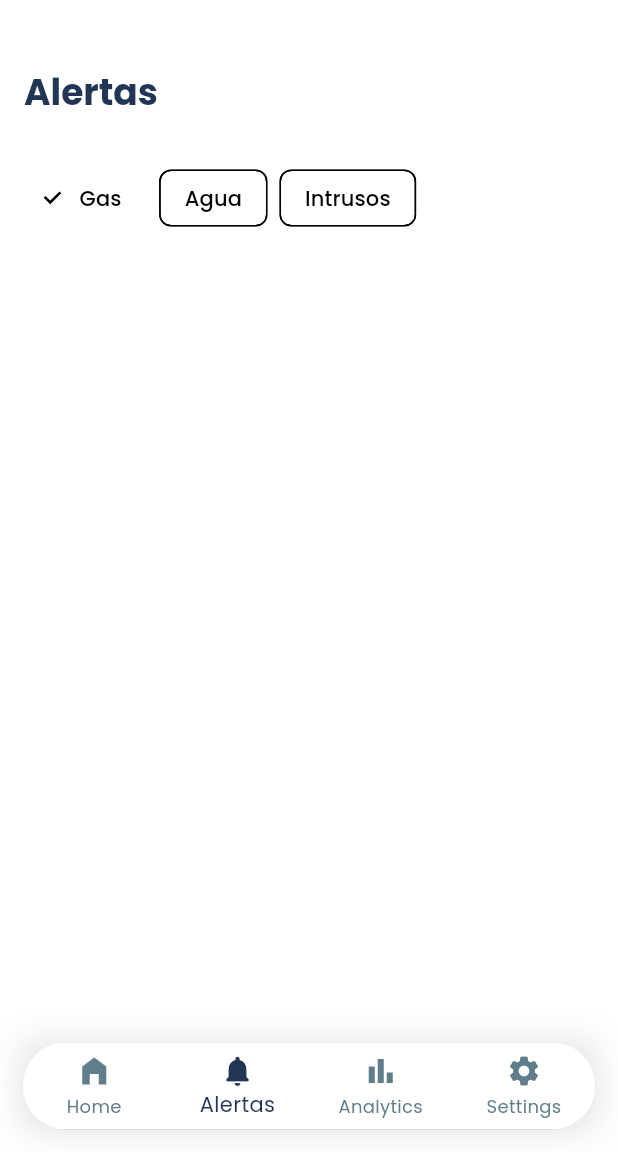
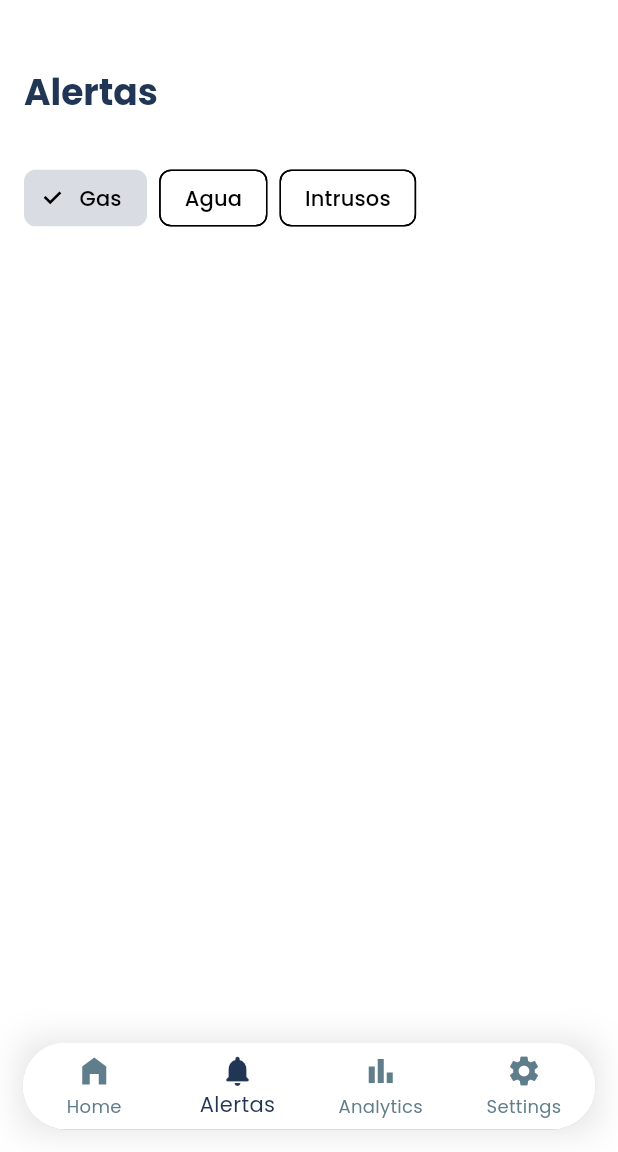
Before and after one commit to DiegoAragon13/awasApp, a Flutter app: the screen it shows after launch, item 2 of the bottom bar chosen, after a tap on "Gas", on a phone screen of 412 x 824 dp, the part 84-1236 px from its top. Run offline on Flutter 3.47's test engine with Material 3 defaults, Android fonts, the phone set to English and light mode, and no system bars; our stand-ins replace google_fonts.

Commit message:
Se agrego un provider

```diff
--- a/lib/Pages/Navigation/navigationForPages.dart
+++ b/lib/Pages/Navigation/navigationForPages.dart
@@ -21,7 +21,6 @@ class navigationForPages extends StatefulWidget {
 class _navigationForPagesState extends State<navigationForPages> {
   int _currentIndex = 0;
 
-  // Lista de páginas
   final List<Widget> _pages = [
     const HomePage(),
     const Alerts(),
@@ -39,7 +38,13 @@ class _navigationForPagesState extends State<navigationForPages> {
   Widget build(BuildContext context) {
     return Scaffold(
       appBar: const CustomAppBar(notificationCount: 3),
-      body: _pages[_currentIndex],
+
+      // 👇 Aquí cambias body por IndexedStack
+      body: IndexedStack(
+        index: _currentIndex,
+        children: _pages,
+      ),
+
       bottomNavigationBar: BottomBarWidget(
         currentIndex: _currentIndex,
         onTap: _onItemTapped,
--- a/lib/Pages/alerts.dart
+++ b/lib/Pages/alerts.dart
@@ -1,6 +1,8 @@
 // lib/screens/home_screen.dart
+import 'package:awas_app/providers/segmented_control_provider.dart';
 import 'package:awas_app/widgets/segmented_control_widget.dart';
 import 'package:flutter/material.dart';
+import 'package:provider/provider.dart';
 
 class Alerts extends StatelessWidget {
   const Alerts({super.key});
@@ -13,10 +15,7 @@ class Alerts extends StatelessWidget {
         padding: const EdgeInsets.all(16.0),
         child: Column(
           crossAxisAlignment: CrossAxisAlignment.start,
-          children: [
-            ScreenTitle(theme: theme),
-            SegmentedControlWidget(),
-          ],
+          children: [ScreenTitle(theme: theme), SegmentedControlWidget()],
         ),
       ),
     );
@@ -24,10 +23,7 @@ class Alerts extends StatelessWidget {
 }
 
 class ScreenTitle extends StatelessWidget {
-  const ScreenTitle({
-    super.key,
-    required this.theme,
-  });
+  const ScreenTitle({super.key, required this.theme});
 
   final ThemeData theme;
 
@@ -38,6 +34,14 @@ class ScreenTitle extends StatelessWidget {
         const SizedBox(height: 30),
         Text('Alertas', style: theme.textTheme.headlineSmall),
         const SizedBox(height: 30),
+        // Consumer<SegmentedControlProvider>(
+        //   builder: (context, provider, _) {
+        //     return Text(
+        //       'Filtro actual: ${provider.selectedFilters.toString()}',
+        //       style: TextStyle(fontSize: 24),
+        //     );
+        //   },
+        // ),
       ],
     );
   }
--- a/lib/main.dart
+++ b/lib/main.dart
@@ -1,3 +1,4 @@
+import 'package:awas_app/providers/segmented_control_provider.dart';
 import 'package:awas_app/utils/themes/theme.dart';
 import 'package:flutter/material.dart';
 import 'package:provider/provider.dart';
@@ -6,10 +7,12 @@ import 'providers/theme_provider.dart';
 
 void main() {
   runApp(
-    ChangeNotifierProvider(
-      create: (context) => ThemeProvider(),
-      child: const MyApp(),
-    ),
+    MultiProvider(
+      providers: [
+        ChangeNotifierProvider(create: (_) => ThemeProvider()),
+        ChangeNotifierProvider(create: (_) => SegmentedControlProvider()),
+      ],
+      child: const MyApp()),
   );
 }
 
--- /dev/null
+++ b/lib/providers/segmented_control_provider.dart
@@ -0,0 +1,18 @@
+import 'package:flutter/material.dart';
+
+class SegmentedControlProvider extends ChangeNotifier {
+  List<String> selectedFilters = [];
+
+  List<String> get filters => selectedFilters;
+
+  void addFilter(String filter){
+    selectedFilters.add(filter);
+    notifyListeners();
+  }
+
+  void removeFilter(String filter){
+    selectedFilters.remove(filter);
+    notifyListeners();
+  }
+
+}
--- a/lib/utils/themes/theme.dart
+++ b/lib/utils/themes/theme.dart
@@ -15,6 +15,7 @@ class ThemeApp {
     colorScheme: const ColorScheme.light(
       primary: Color(0xFF213555),
       secondary: Color.fromARGB(255, 255, 255, 255), // Color más claro que el scaffold
+      tertiary: Color.fromARGB(44, 33, 53, 85),
     ),
     textTheme: TextTheme(
       bodyLarge: TextStyle(
@@ -37,16 +38,12 @@ class ThemeApp {
     fontFamily: GoogleFonts.poppins().fontFamily,
     brightness: Brightness.dark,
     primaryColor: const Color(0xFF213555),
-    scaffoldBackgroundColor: const Color.fromARGB(255, 6, 6, 6),
+    scaffoldBackgroundColor: const Color.fromARGB(255, 14, 14, 14),
     shadowColor: const Color.fromARGB(39, 7, 7, 13),
     colorScheme: const ColorScheme.dark(
       primary: Color(0xFF213555),
-      secondary: Color.fromARGB(
-        255,
-        9,
-        9,
-        9,
-      ), // Color más claro que el scaffold
+      secondary: Color.fromARGB(255, 21, 21, 21), // Color más claro que el scaffold
+      tertiary: Color.fromARGB(255, 255, 255, 255),
     ),
     textTheme: TextTheme(
       bodyLarge: TextStyle(
--- a/lib/widgets/segmented_control_widget.dart
+++ b/lib/widgets/segmented_control_widget.dart
@@ -1,4 +1,6 @@
+import 'package:awas_app/providers/segmented_control_provider.dart';
 import 'package:flutter/material.dart';
+import 'package:provider/provider.dart';
 
 class SegmentedControlWidget extends StatefulWidget {
   const SegmentedControlWidget({super.key});
@@ -8,24 +10,50 @@ class SegmentedControlWidget extends StatefulWidget {
 }
 
 class _SegmentedControlWidgetState extends State<SegmentedControlWidget> {
-  bool isSelected = false;
+  //TODO method to handle the selection of the buttons
+
+
 
   @override
   Widget build(BuildContext context) {
     return Row(
       children: [
-        FilterChip(label: const Text('Gas'), onSelected: (bool value) {
-          // Handle selection
-          setState(() {
-            isSelected = !isSelected;
-          });
-        },
-        selected: isSelected,),
+        ButtonWidget(label: 'Gas'),
         const SizedBox(width: 8),
-        FilterChip(label: const Text('Agua'), onSelected: (_) {}),
+        ButtonWidget(label: 'Agua'),
         const SizedBox(width: 8),
-        FilterChip(label: const Text('Intrusos'), onSelected: (_) {}),
+        ButtonWidget(label: 'Intrusos'),
       ],
     );
   }
 }
+
+class ButtonWidget extends StatefulWidget {
+  final String label;
+
+  const ButtonWidget({
+    super.key, required this.label,
+  });
+
+  @override
+  State<ButtonWidget> createState() => _ButtonWidgetState();
+}
+
+class _ButtonWidgetState extends State<ButtonWidget> {
+  bool isSelected = false;
+
+
+  @override
+  Widget build(BuildContext context) {
+    final providerFilters = Provider.of<SegmentedControlProvider>(context);
+    return FilterChip(label: Text(widget.label), onSelected: (bool value) {
+          // Handle selection
+          setState(() {
+            isSelected = !isSelected;
+            isSelected ? providerFilters.addFilter(widget.label) : providerFilters.removeFilter(widget.label);
+          });
+        },
+        selected: isSelected,
+        selectedColor: Theme.of(context).colorScheme.tertiary);
+  }
+}
```
